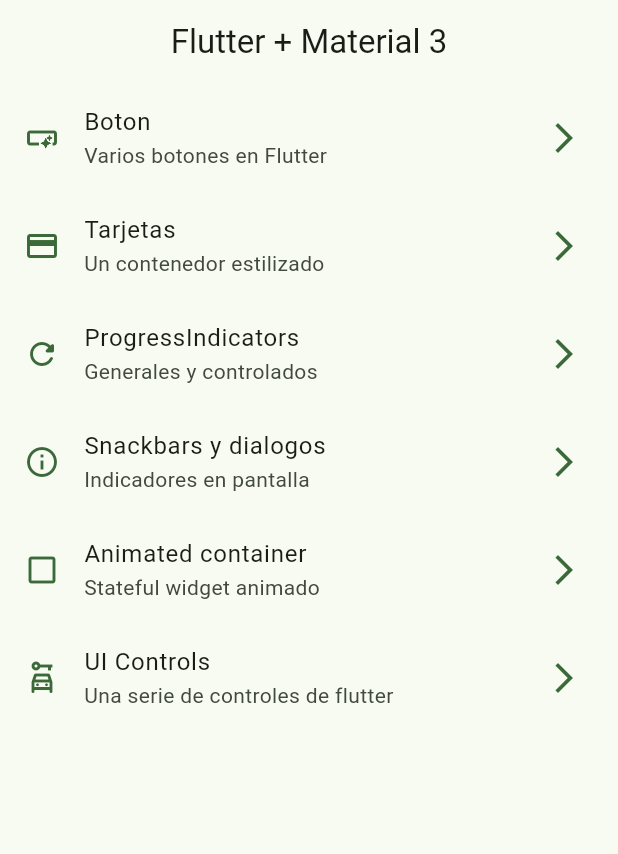
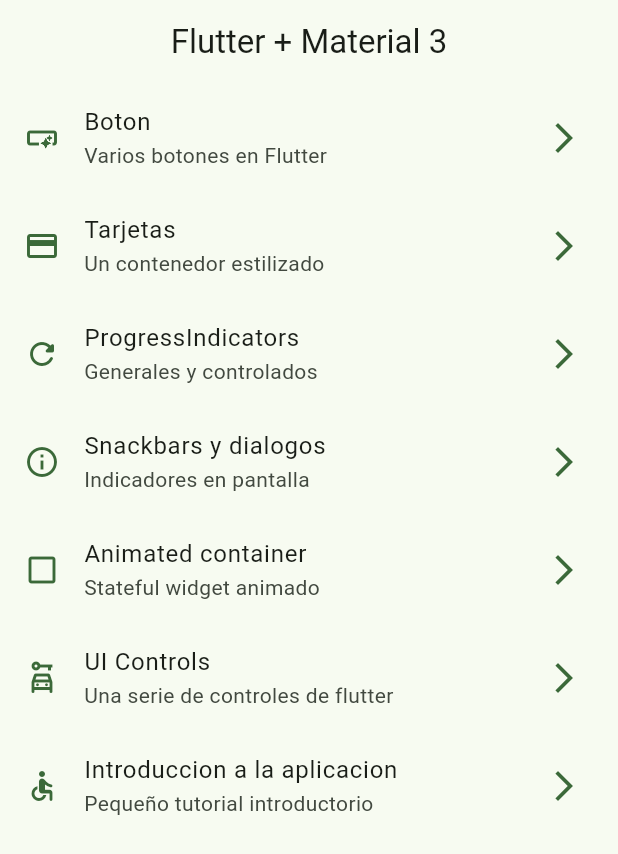
Before and after one commit to chekelon/widgets_app, a Flutter app: the screen it shows after launch, on a phone screen of 412 x 824 dp. Shown: the top 854 px of the screen. Run offline on Flutter 3.47's test engine with Material 2 defaults, Android fonts, the phone set to English and light mode, and no system bars; our stand-ins replace go_router.

Commit message:
tutorial screen added

```diff
--- a/lib/config/menu/menu_items.dart
+++ b/lib/config/menu/menu_items.dart
@@ -43,5 +43,10 @@ class MenuItem {
         subTitle: 'Una serie de controles de flutter',
         link: '/ui-controls',
         icon: Icons.car_rental_outlined),
+    MenuItem(
+        title: 'Introduccion a la aplicacion',
+        subTitle: 'Pequeño tutorial introductorio',
+        link: '/tutorial',
+        icon: Icons.accessible_rounded),
   ];
 }
--- a/lib/config/router/app_router.dart
+++ b/lib/config/router/app_router.dart
@@ -37,4 +37,9 @@ final appRouter = GoRouter(initialLocation: '/', routes: [
     path: '/ui-controls',
     builder: (context, state) => const UiControlsScreen(),
   ),
+  GoRoute(
+    name: AppTutorialScreen.name,
+    path: '/tutorial',
+    builder: (context, state) => const AppTutorialScreen(),
+  ),
 ]);
```
